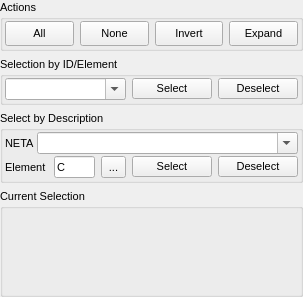
The window that branches/nugui/src/gui/select.ui (trisyoungs/aten) describes before a commit, drawn with Qt 5.
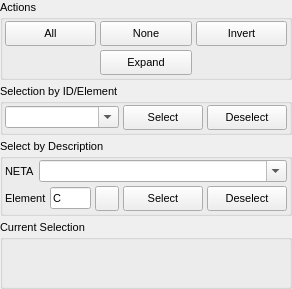
The same window after the commit. Icons and pictures are not drawn.

Commit message: More updates to ato filter. Added 'select' and 'deselect' functions to ModelVariable. Increased default Prefs::maxRings_ to 100 (from 20). Updated margins of all dock widgets.

Diff of the .ui file:
```diff
--- a/branches/nugui/src/gui/select.ui
+++ b/branches/nugui/src/gui/select.ui
@@ -5,14 +5,20 @@
    <rect>
     <x>0</x>
     <y>0</y>
-    <width>303</width>
-    <height>297</height>
+    <width>270</width>
+    <height>289</height>
    </rect>
   </property>
+  <property name="sizePolicy">
+   <sizepolicy hsizetype="Minimum" vsizetype="Minimum">
+    <horstretch>0</horstretch>
+    <verstretch>0</verstretch>
+   </sizepolicy>
+  </property>
   <property name="minimumSize">
    <size>
-    <width>303</width>
-    <height>297</height>
+    <width>270</width>
+    <height>289</height>
    </size>
   </property>
   <property name="font">
@@ -31,13 +37,16 @@
   </property>
   <widget class="QWidget" name="dockWidgetContents">
    <layout class="QVBoxLayout" name="verticalLayout_4">
+    <property name="spacing">
+     <number>4</number>
+    </property>
     <property name="margin">
      <number>0</number>
     </property>
     <item>
      <widget class="QGroupBox" name="ActionsBox">
       <property name="sizePolicy">
-       <sizepolicy hsizetype="Preferred" vsizetype="Minimum">
+       <sizepolicy hsizetype="Minimum" vsizetype="Minimum">
         <horstretch>0</horstretch>
         <verstretch>0</verstretch>
        </sizepolicy>
@@ -45,14 +54,19 @@
       <property name="title">
        <string>Actions</string>
       </property>
-      <layout class="QHBoxLayout" name="horizontalLayout">
+      <layout class="QVBoxLayout" name="verticalLayout_5">
        <property name="spacing">
-        <number>6</number>
+        <number>4</number>
        </property>
        <property name="margin">
         <number>2</number>
        </property>
        <item>
+        <layout class="QGridLayout" name="gridLayout">
+         <property name="spacing">
+          <number>4</number>
+         </property>
+         <item row="0" column="0">
         <widget class="QToolButton" name="SelectAllButton">
          <property name="sizePolicy">
           <sizepolicy hsizetype="Minimum" vsizetype="Fixed">
@@ -93,7 +107,7 @@
          </property>
         </widget>
        </item>
-       <item>
+         <item row="0" column="1">
         <widget class="QToolButton" name="SelectNoneButton">
          <property name="sizePolicy">
           <sizepolicy hsizetype="Minimum" vsizetype="Fixed">
@@ -134,7 +148,7 @@
          </property>
         </widget>
        </item>
-       <item>
+         <item row="0" column="2">
         <widget class="QToolButton" name="SelectionInvertButton">
          <property name="sizePolicy">
           <sizepolicy hsizetype="Minimum" vsizetype="Fixed">
@@ -175,7 +189,7 @@
          </property>
         </widget>
        </item>
-       <item>
+         <item row="1" column="1">
         <widget class="QToolButton" name="SelectionExpandButton">
          <property name="sizePolicy">
           <sizepolicy hsizetype="Minimum" vsizetype="Fixed">
@@ -217,16 +231,24 @@
         </widget>
        </item>
       </layout>
+       </item>
+      </layout>
      </widget>
     </item>
     <item>
      <widget class="QGroupBox" name="SelectGroup">
+      <property name="sizePolicy">
+       <sizepolicy hsizetype="Preferred" vsizetype="Minimum">
+        <horstretch>0</horstretch>
+        <verstretch>0</verstretch>
+       </sizepolicy>
+      </property>
       <property name="title">
        <string>Selection by ID/Element</string>
       </property>
       <layout class="QVBoxLayout" name="verticalLayout">
        <property name="spacing">
-        <number>2</number>
+        <number>4</number>
        </property>
        <property name="margin">
         <number>2</number>
@@ -234,7 +256,7 @@
        <item>
         <layout class="QHBoxLayout" name="horizontalLayout_2">
          <property name="spacing">
-          <number>6</number>
+          <number>4</number>
          </property>
          <item>
           <widget class="QComboBox" name="SelectionCombo">
@@ -254,6 +276,18 @@
          </item>
          <item>
           <widget class="QPushButton" name="SelectButton">
+           <property name="minimumSize">
+            <size>
+             <width>0</width>
+             <height>25</height>
+            </size>
+           </property>
+           <property name="maximumSize">
+            <size>
+             <width>16777215</width>
+             <height>25</height>
+            </size>
+           </property>
            <property name="toolTip">
             <string>Select atoms according to the supplied expression</string>
            </property>
@@ -264,6 +298,18 @@
          </item>
          <item>
           <widget class="QPushButton" name="DeselectButton">
+           <property name="minimumSize">
+            <size>
+             <width>0</width>
+             <height>25</height>
+            </size>
+           </property>
+           <property name="maximumSize">
+            <size>
+             <width>16777215</width>
+             <height>25</height>
+            </size>
+           </property>
            <property name="toolTip">
             <string>Deselect atoms according to the supplied expression</string>
            </property>
@@ -279,18 +325,27 @@
     </item>
     <item>
      <widget class="QGroupBox" name="SelectTypeGroup">
+      <property name="sizePolicy">
+       <sizepolicy hsizetype="Minimum" vsizetype="Minimum">
+        <horstretch>0</horstretch>
+        <verstretch>0</verstretch>
+       </sizepolicy>
+      </property>
       <property name="title">
        <string>Select by Description</string>
       </property>
       <layout class="QVBoxLayout" name="verticalLayout_2">
        <property name="spacing">
-        <number>2</number>
+        <number>4</number>
        </property>
        <property name="margin">
         <number>2</number>
        </property>
        <item>
         <layout class="QHBoxLayout" name="horizontalLayout_4">
+         <property name="spacing">
+          <number>4</number>
+         </property>
          <item>
           <widget class="QLabel" name="label_2">
            <property name="sizePolicy">
@@ -322,7 +377,7 @@
        <item>
         <layout class="QHBoxLayout" name="horizontalLayout_3">
          <property name="spacing">
-          <number>6</number>
+          <number>4</number>
          </property>
          <item>
           <widget class="QLabel" name="label">
@@ -371,12 +426,34 @@
             </size>
            </property>
            <property name="text">
-            <string>...</string>
+            <string/>
+           </property>
+           <property name="icon">
+            <iconset resource="icons.qrc">
+             <normaloff>:/build/icons/build_ptable.svg</normaloff>:/build/icons/build_ptable.svg</iconset>
+           </property>
+           <property name="iconSize">
+            <size>
+             <width>16</width>
+             <height>16</height>
+            </size>
            </property>
           </widget>
          </item>
          <item>
           <widget class="QPushButton" name="SelectTypeButton">
+           <property name="minimumSize">
+            <size>
+             <width>0</width>
+             <height>25</height>
+            </size>
+           </property>
+           <property name="maximumSize">
+            <size>
+             <width>16777215</width>
+             <height>25</height>
+            </size>
+           </property>
            <property name="toolTip">
             <string>Select atoms according to the supplied expression</string>
            </property>
@@ -387,6 +464,18 @@
          </item>
          <item>
           <widget class="QPushButton" name="DeselectTypeButton">
+           <property name="minimumSize">
+            <size>
+             <width>0</width>
+             <height>25</height>
+            </size>
+           </property>
+           <property name="maximumSize">
+            <size>
+             <width>16777215</width>
+             <height>25</height>
+            </size>
+           </property>
            <property name="toolTip">
             <string>Deselect atoms according to the supplied expression</string>
            </property>
@@ -412,6 +501,12 @@
        <string>Current Selection</string>
       </property>
       <layout class="QVBoxLayout" name="verticalLayout_3">
+       <property name="spacing">
+        <number>4</number>
+       </property>
+       <property name="margin">
+        <number>2</number>
+       </property>
        <item>
         <widget class="QLabel" name="SelectionLabel1">
          <property name="text">
```
Left out of the diff: 1 changed line with no effect on the pictures. Lines whose indentation alone changed are shown as unchanged. The commit also changes 21 other files.
